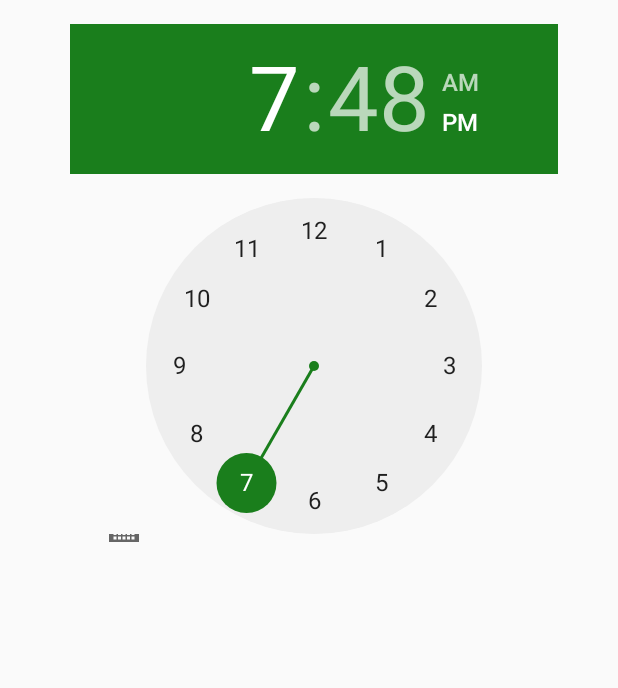
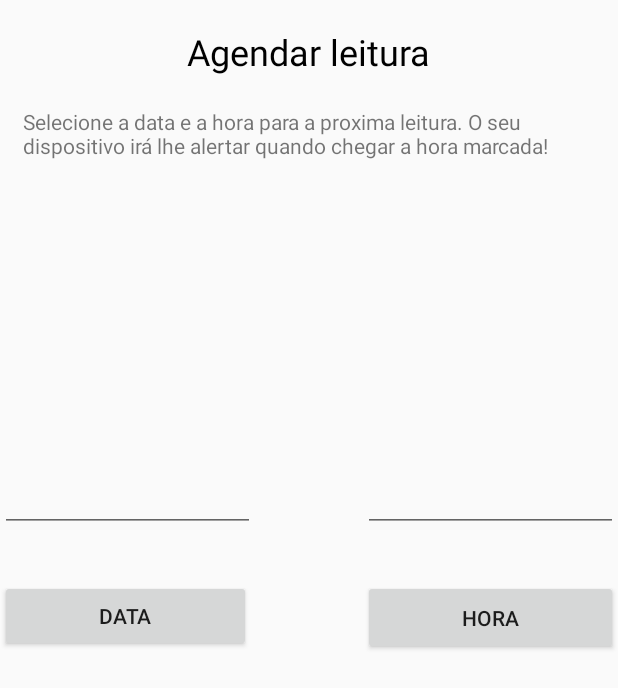
Before and after one commit to renan357/Tcc, an Android app: the layout activity_clock_fragment.xml on its own in the app's theme, with its tools: preview values and no code run, on a phone screen of 412 x 824 dp. Shown: the top 688 px of the screen. Run offline under Robolectric (Android 15) with nearby library versions, the light colour scheme and no system bars.

Commit message:
tela exame inicial

```diff
--- a/app/src/main/java/com/example/home/healthcare/MainActivity.java
+++ b/app/src/main/java/com/example/home/healthcare/MainActivity.java
@@ -102,7 +102,10 @@ public class MainActivity extends AppCompatActivity
         } else if (id == R.id.nav_slideshow) {
             listabanco();
         } else if (id == R.id.nav_manage) {
-
+            fragmentManager.beginTransaction()
+                    .replace(R.id.content_frame
+                            , new ClockFragment())
+                    .commit();
         } else if (id == R.id.nav_share) {
 
         } else if (id == R.id.nav_send) {
--- a/app/src/main/res/layout/activity_clock_fragment.xml
+++ b/app/src/main/res/layout/activity_clock_fragment.xml
@@ -1,25 +1,98 @@
 <?xml version="1.0" encoding="utf-8"?>
-<android.support.constraint.ConstraintLayout xmlns:android="http://schemas.android.com/apk/res/android"
+<RelativeLayout
+    xmlns:android="http://schemas.android.com/apk/res/android"
     xmlns:app="http://schemas.android.com/apk/res-auto"
     xmlns:tools="http://schemas.android.com/tools"
     android:layout_width="match_parent"
     android:layout_height="match_parent"
+
     tools:context="com.example.home.healthcare.ClockFragment">
 
-    <TimePicker
-        android:id="@+id/alarmTimePicker"
-        android:layout_width="325dp"
-        android:layout_height="345dp"
-        android:layout_marginLeft="8dp"
-        android:layout_marginRight="8dp"
-        android:layout_marginTop="16dp"
-        android:addStatesFromChildren="false"
-        android:headerBackground="#1a7e1c"
-        android:numbersSelectorColor="#1a7e1c"
-        app:layout_constraintHorizontal_bias="0.547"
-        app:layout_constraintLeft_toLeftOf="parent"
-        app:layout_constraintRight_toRightOf="parent"
-        app:layout_constraintTop_toTopOf="parent" />
 
+    <Button
+        android:id="@+id/btdata"
+        android:layout_width="167dp"
+        android:layout_height="48dp"
+        android:text="Data"
+        tools:layout_editor_absoluteX="16dp"
+        tools:layout_editor_absoluteY="257dp"
+        android:layout_alignTop="@+id/bthora"
+        android:layout_alignParentLeft="true"
+        android:layout_alignParentStart="true" />
 
-</android.support.constraint.ConstraintLayout>
+    <Button
+        android:id="@+id/bthora"
+        android:layout_width="170dp"
+        android:layout_height="50dp"
+        android:text="Hora"
+        tools:layout_editor_absoluteX="198dp"
+        tools:layout_editor_absoluteY="257dp"
+        android:layout_centerVertical="true"
+        android:layout_alignParentRight="true"
+        android:layout_alignParentEnd="true" />
+
+    <TextView
+        android:id="@+id/textView4"
+        android:layout_alignParentTop="true"
+        android:layout_centerHorizontal="true"
+        android:layout_marginTop="18dp"
+        android:textAllCaps="false"
+        android:layout_width="wrap_content"
+        android:layout_height="wrap_content"
+        android:text="Agendar leitura"
+        android:textColor="@android:color/background_dark"
+        android:textSize="24sp"
+        tools:layout_editor_absoluteX="111dp"
+        tools:layout_editor_absoluteY="31dp" />
+
+    <EditText
+        android:id="@+id/editTextdata"
+        android:layout_width="170dp"
+        android:layout_height="46dp"
+        android:layout_alignBaseline="@+id/editTexttime"
+        android:layout_alignBottom="@+id/editTexttime"
+        android:layout_alignParentLeft="true"
+        android:layout_alignParentStart="true"
+        android:editable="false"
+        android:clickable="false"
+        android:focusable="false"
+        android:inputType="date"
+        android:contextClickable="false"
+        android:linksClickable="false"
+        android:longClickable="false"
+        tools:layout_editor_absoluteX="16dp"
+        tools:layout_editor_absoluteY="202dp" />
+
+    <TextView
+        android:id="@+id/textView5"
+        android:layout_width="wrap_content"
+        android:layout_height="wrap_content"
+        android:text="Selecione a data e a hora para a proxima leitura. O seu dispositivo irá lhe alertar quando chegar a hora marcada!"
+        android:layout_marginLeft="15dp"
+        android:layout_marginRight="15dp"
+        android:layout_marginTop="71dp"
+        tools:layout_editor_absoluteX="16dp"
+        tools:layout_editor_absoluteY="105dp"
+        android:layout_alignParentLeft="true"
+        android:layout_alignParentStart="true" />
+
+    <EditText
+        android:id="@+id/editTexttime"
+        android:layout_width="171dp"
+        android:layout_height="46dp"
+        android:layout_above="@+id/bthora"
+        android:layout_alignLeft="@+id/bthora"
+        android:layout_alignStart="@+id/bthora"
+        android:layout_marginBottom="32dp"
+        android:clickable="false"
+        android:contextClickable="false"
+        android:cursorVisible="false"
+        android:editable="false"
+        android:focusable="false"
+        android:inputType="time"
+        android:linksClickable="false"
+        android:longClickable="false"
+        tools:layout_editor_absoluteX="197dp"
+        tools:layout_editor_absoluteY="202dp" />
+
+</RelativeLayout>
--- a/app/src/main/res/layout/activity_leitura.xml
+++ b/app/src/main/res/layout/activity_leitura.xml
@@ -16,7 +16,6 @@
             android:layout_alignParentBottom="true"
             android:layout_alignParentEnd="true"
             android:layout_alignParentRight="true"
-            android:layout_toEndOf="@+id/Leituratext4"
             android:text="Obter dados "
             app:layout_constraintHorizontal_bias="0.0"
             app:layout_constraintLeft_toLeftOf="parent"
```
Also changed, not shown: app/src/main/java/com/example/home/healthcare/ClockFragment.java (+85 -6 lines), app/src/main/res/values/styles.xml (+7 -0 lines).
